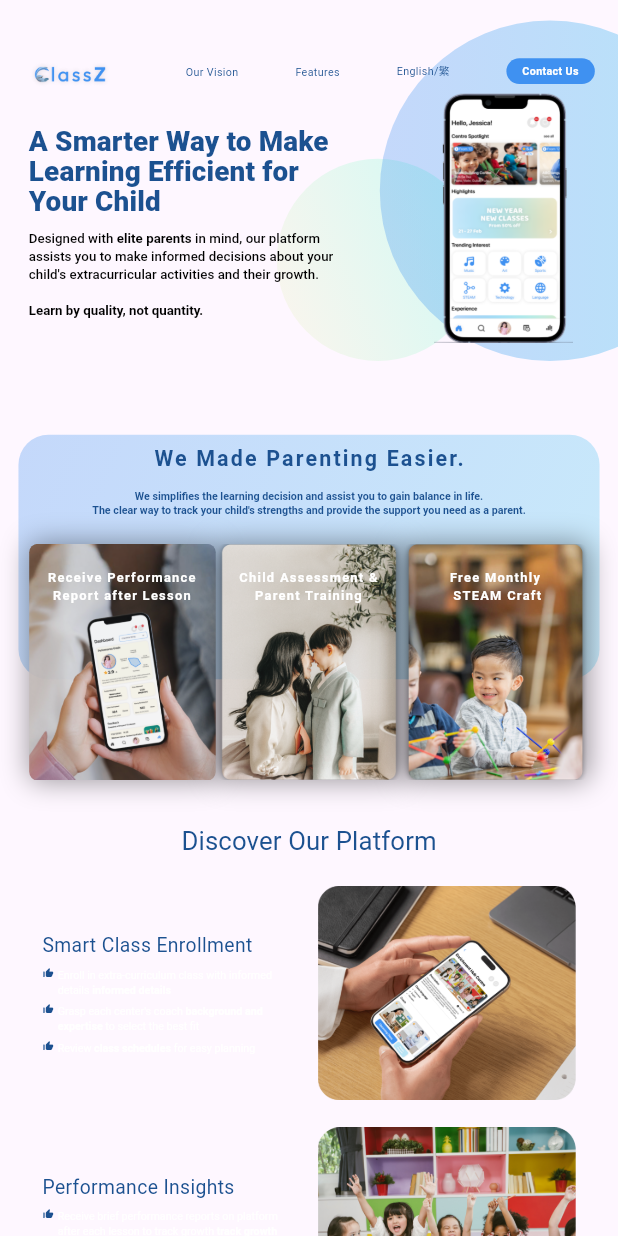
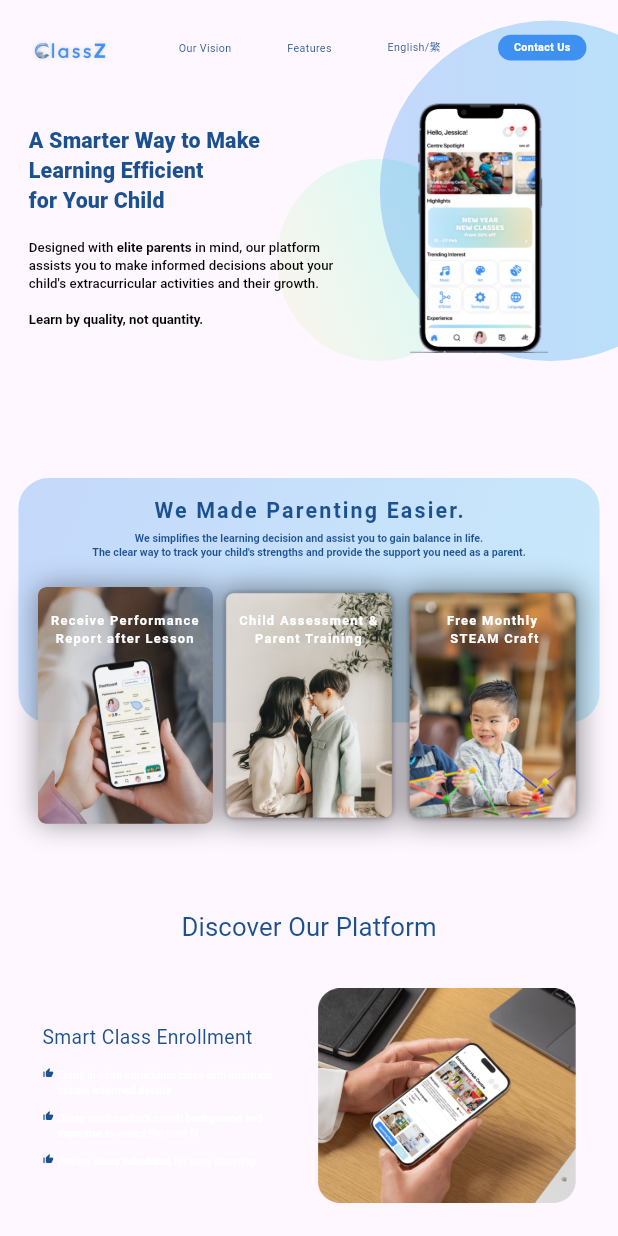
Before and after one commit to classzhkg/classZWebsite, a Flutter app: the screen it shows after launch, on a phone screen of 412 x 824 dp. Run offline on Flutter 3.47's test engine with Material 3 defaults, Android fonts, the phone set to English and light mode, and no system bars; our stand-ins replace flutter_svg; missing offline and left inert: pixel_perfect; project files that could hold a hidden picture were left out.

Commit message:
new update with spacing

```diff
--- a/lib/l10n/intl_en.arb
+++ b/lib/l10n/intl_en.arb
@@ -3,7 +3,7 @@
   "features": "Features",
   "english": "English",
   "contactUs": "Contact Us",
-  "aSmarterWayToMakeLearningEfficientForYourChild": "A Smarter Way to Make Learning Efficient for Your Child",
+  "aSmarterWayToMakeLearningEfficientForYourChild": "A Smarter Way to Make\nLearning Efficient\nfor Your Child",
   "designedWith": "Designed with",
   "eliterPerson":"elite parents",
   "inMindOurPlatformAssistsYouToMakeInformedDecisionsAboutYourChildsExtracurricularActivitiesAndTheirGrowth": "in mind, our platform assists you to make informed decisions about your child's extracurricular activities and their growth.",
--- a/lib/utils/app_utils.dart
+++ b/lib/utils/app_utils.dart
@@ -136,8 +136,14 @@ class SizeConfig {
 extension SizeExtension on num {
   /// Calculate width proportion of screen width
   double get w => (this / FIGMA_DESIGN_WIDTH) * SizeConfig.screenWidth;
-  double get fSize => (this / FIGMA_DESIGN_WIDTH) * SizeConfig.screenWidth;
-double get h => (this / FIGMA_DESIGN_HEIGHT) * SizeConfig.screenHeight;
+
+  double get h => (this / FIGMA_DESIGN_WIDTH) * SizeConfig.screenWidth;
+  double get fSize {
+    double widthFactor = (this / FIGMA_DESIGN_WIDTH) * SizeConfig.screenWidth;
+    double heightFactor = (this / FIGMA_DESIGN_WIDTH) * SizeConfig.screenWidth;
+    return (widthFactor + heightFactor) / 2;
+  }
+
   /// Calculate height proportion of container based on width and aspect ratio
   double proportionalHeight({
     required double originalWidth,
@@ -191,7 +197,7 @@ class ImagePath {
   static const discover1 = "lib/assets/images/discover1.png";
   static const discover2 = "lib/assets/images/discover2.png";
   static const discover3 = "lib/assets/images/discover3.png";
-  static const discover4="lib/assets/images/discover4.png";
+  static const discover4 = "lib/assets/images/discover4.png";
   static const qr = "lib/assets/images/qr.png";
   static const phone1 = "lib/assets/images/anything1.png";
   static const phone2 = "lib/assets/images/anything2.png";
--- a/lib/view/screen/landingPage.dart
+++ b/lib/view/screen/landingPage.dart
@@ -16,6 +16,7 @@ import 'package:classz_web/view/widgets/discoverWidget4_en.dart';
 import 'package:classz_web/view/widgets/disoverWidget4_zh.dart';
 import 'package:flutter/material.dart';
 import 'package:classz_web/view/widgets/customImage.dart';
+import 'package:pixel_perfect/pixel_perfect.dart';
 
 class LandingPage extends StatelessWidget {
   final Function onLanguageChange;
@@ -68,14 +69,11 @@ class LandingPage extends StatelessWidget {
   }
 
   Widget _contact({required GlobalKey key}) {
-    final contactDimensions = OriginalDimension(
-      width: 1440,
-      height: 424,
-    );
+
 //print(contactDimensions.aspectRatio);
     return LayoutBuilder(builder: (context, constraints) {
-      final containerW = constraints.maxWidth;
-      final containerH = containerW / contactDimensions.aspectRatio;
+      final containerW = 1440.w;
+      final containerH = 424.h;
       // print(containerH);
       return Container(
         key: key,
@@ -83,17 +81,17 @@ class LandingPage extends StatelessWidget {
             gradient: LinearGradient(
                 begin: Alignment.topCenter,
                 end: Alignment.bottomCenter,
-                colors: [AppColors.rgba761.withOpacity(0.4),
+                colors: [
+              AppColors.rgba761.withOpacity(0.4),
               AppColors.rgba631.withOpacity(0.4)
-
             ])),
         width: containerW,
         height: containerH,
         child: Stack(
           children: [
             Positioned(
-              top: 0.167.relativeToHeight(containerH), // 71/424
-              left: 0.063.relativeToWidth(containerW), // 91/1440
+              top: 71.h, // 71/424
+              left: 97.w, // 91/1440
               bottom: 0,
               right: 0,
               child: Column(
@@ -106,14 +104,16 @@ class LandingPage extends StatelessWidget {
                       height: 54.8 / 40,
                       color: AppColors.rgba28,
                       fontWeight: FontWeight.w700),
-                  Spacer(),
+                  SizedBox(
+                    height: 32.h,
+                  ),
                   Row(
                     crossAxisAlignment: CrossAxisAlignment.end,
                     children: [
                       customImage(
                         imagePath: ImagePath.qr,
-                        height: 0.333.relativeToHeight(containerH), // 141/424
-                        width: 0.098.relativeToWidth(containerW), // 141/1440
+                        height:141.h, // 141/424
+                        width:141.w, // 141/1440
                       ),
                       SizedBox(
                           width:
@@ -139,9 +139,6 @@ class LandingPage extends StatelessWidget {
                       )
                     ],
                   ),
-                  SizedBox(
-                    height: 70.h,
-                  )
                 ],
               ),
             ),
@@ -185,8 +182,9 @@ class LandingPage extends StatelessWidget {
         ),
         customText(
             text: text,
-            font: 30.fSize,
-            height: 35.fSize / 30.fSize,
+            font: 30.w,
+            height: 35.w / 30.w,
+            letterSpacing: .12,
             color: AppColors.rgba28)
       ],
     );
@@ -200,7 +198,8 @@ class LandingPage extends StatelessWidget {
             TextSpan(
               text: "${S.of(context).stayTuned}\n",
               style: TextStyle(
-                  fontSize: 60.fSize,
+                  fontSize: 60.w,
+                  letterSpacing: 0.1,
                   color: AppColors.rgba28,
                   fontWeight: FontWeight.w700),
             ),
@@ -208,8 +207,9 @@ class LandingPage extends StatelessWidget {
               text: S.of(context).toBeLaunchedInLate2025,
               style: TextStyle(
                   color: AppColors.rgba28,
-                  fontSize: 60.fSize,
-                  height: 1.5,
+                  fontSize: 60.w,
+                  letterSpacing: 0.1,
+                  height: 1,
                   fontWeight: FontWeight.w700),
             )
           ])),
@@ -233,19 +233,19 @@ class LandingPage extends StatelessWidget {
               letterSpacing: 0.1),
         ),
         SizedBox(
-          height: 125.h,
+          height: 100.h,
         ),
         _discoverWidget1(context: context, local: local),
         SizedBox(
-          height: 125.h,
+          height: 100.h,
         ),
         _discoverWidget2(context: context, local: local),
         SizedBox(
-          height: 125.h,
+          height: 100.h,
         ),
         _discoverWidget3(context: context, local: local),
         SizedBox(
-          height: 125.h,
+          height: 100.h,
         ),
         _discoverWidget4(context: context, local: local),
       ],
@@ -413,62 +413,37 @@ class LandingPage extends StatelessWidget {
   }
 
   Widget _allfont({required BuildContext context, required Locale local}) {
-    final contactDimensions = OriginalDimension(
-      width: 1440,
-      height: 911,
-    );
-
-    final containerW = SizeConfig.screenWidth;
-    final containerH = containerW / contactDimensions.aspectRatio;
     return SizedBox(
-      width: containerW,
-      height: containerH,
+      width: 1441.w,
+      height: 911.h,
       child: Stack(
         children: [
+          Positioned(top: 370.h, left: 645.w, child: _smallCircle()),
+          Positioned(top: 48.h, left: 885.w, child: _bigCircle()),
           Positioned(
-              top: (370 / 911).relativeToHeight(containerH),
-              left: 645.w,
-              child: _smallCircle()),
+              left: 28.w, top: 22.h, child: _headerSection(context: context)),
           Positioned(
-              top: (48 / 911).relativeToHeight(containerH),
-              left: 885.w,
-              child: _bigCircle()),
-          Positioned(
-              left: 28.w,
-              right: 54.w,
-              top: 22,
-              child: _headerSection(context: context)),
-          Positioned(
-              top: (292 / 911).relativeToHeight(containerH),
+              top: 292.h,
               left: 67.w,
               child: _openingText(context: context, local: local)),
           Positioned(
-              top: (202 / 911).relativeToHeight(containerH),
-              right: 105.w,
+              top: 224.h,
+              right: 162.13.w,
               child: customImage(
-                  imagePath: ImagePath.iphone,
-                  height: (598 / 911).relativeToHeight(containerH),
-                  width: 323.w))
+                  imagePath: ImagePath.iphone, height: 598.h, width: 323.w))
         ],
       ),
     );
   }
 
   Widget _headerSection({required BuildContext context}) {
-    final contactDimensions = OriginalDimension(
-      width: 272,
-      height: 180,
-    );
-
-    final containerW = 272.w;
-    final containerH = containerW / contactDimensions.aspectRatio;
     return Row(
       mainAxisAlignment: MainAxisAlignment.spaceBetween,
       children: [
-        customImage(
-            imagePath: ImagePath.logo,
-            height: (178 / 180).relativeToHeight(containerH),
-            width: 272.w),
+        customImage(imagePath: ImagePath.logo, height: 178.h, width: 272.w),
+        SizedBox(
+          width: 116.w,
+        ),
         InkWell(
             onTap: () {
               scrollToTarget(_visionKey);
@@ -477,6 +452,9 @@ class LandingPage extends StatelessWidget {
                 text: S.of(context).ourVision,
                 font: 25.fSize,
                 color: AppColors.rgba28)),
+        SizedBox(
+          width: 130.w,
+        ),
         InkWell(
             onTap: () {
               scrollToTarget(_discoverKey);
@@ -485,12 +463,18 @@ class LandingPage extends StatelessWidget {
                 text: S.of(context).features,
                 font: 25.fSize,
                 color: AppColors.rgba28)),
+        SizedBox(
+          width: 130.w,
+        ),
         InkWell(
             onTap: () {
               onLanguageChange();
             },
             child: customText(
                 text: "English/繁", font: 25.fSize, color: AppColors.rgba28)),
+        SizedBox(
+          width: 134.w,
+        ),
         InkWell(
             onTap: () {
               scrollToTarget(_contactKey);
@@ -501,16 +485,9 @@ class LandingPage extends StatelessWidget {
   }
 
   Widget _contactUs({required BuildContext context}) {
-    final contactDimensions = OriginalDimension(
-      width: 206,
-      height: 60,
-    );
-
-    final containerW = 206.w;
-    final containerH = containerW / contactDimensions.aspectRatio;
     return Container(
-      width: containerW,
-      height: containerH,
+      width: 206.w,
+      height: 60.h,
       decoration: BoxDecoration(
           color: AppColors.rgba631, borderRadius: BorderRadius.circular(50)),
       child: Center(
@@ -529,9 +506,8 @@ class LandingPage extends StatelessWidget {
       children: [
         Container(
           padding: EdgeInsets.zero,
-
           width: 728.w,
-          //height: 700,
+          // height: 509.h,
           child: Column(
             crossAxisAlignment: CrossAxisAlignment.start,
             children: [
@@ -539,22 +515,17 @@ class LandingPage extends StatelessWidget {
                 text: S
                     .of(context)
                     .aSmarterWayToMakeLearningEfficientForYourChild,
-                font: 65.fSize,
+                font: 50.w,
                 fontWeight: FontWeight.w800, // Font weight 800 (Bold)
                 color: AppColors.rgba28, // Text color (black)
-                letterSpacing:
-                    0.1, // Letter spacing in pixels (0.1em as per your design)
-                //   wordSpacing: 2.0, // Word spacing in pixels
-                height:
-                    1.1, // Line height factor, controlling spacing between lines
-                textAlign: TextAlign.left, // Align text to the left
-                overflow:
-                    TextOverflow.ellipsis, // Handle overflow with ellipsis
-                maxLines:
-                    3, // Limit text to 3 lines to prevent overflow beyond this
+                letterSpacing: 0.1,
+                height: 68.5.w / 50.w,
+                textAlign: TextAlign.left,
+                overflow: TextOverflow.ellipsis,
+                maxLines: 3,
               ),
               SizedBox(
-                height: 60.h,
+                height: 50.h,
               ),
               local.languageCode == "en"
                   ? designedWithEliteEn(context: context)
@@ -613,7 +584,7 @@ class LandingPage extends StatelessWidget {
                     ),
                   ),
                   SizedBox(
-                    height: 95.h,
+                    height: 25.h,
                   ),
                   Center(
                     child: RichText(
@@ -659,24 +630,19 @@ class LandingPage extends StatelessWidget {
               right: 25.w,
               bottom: 0,
               child: Row(
+                mainAxisAlignment: MainAxisAlignment.spaceEvenly,
                 children: [
-                  Expanded(
-                    child: _vidionPicandText(
+                  _vidionPicandText(
                     imagePath: ImagePath.vision1,
                     text: S.of(context).receivePerformanceReportAfterLesson,
                   ),
-                  ),
-                  Expanded(
-                    child: _vidionPicandText(
+                  _vidionPicandText(
                     imagePath: ImagePath.vision2,
                     text: S.of(context).childAssessmentParentTraining,
                   ),
-                  ),
-                  Expanded(
-                    child: _vidionPicandText(
+                  _vidionPicandText(
                     imagePath: ImagePath.vision3,
                     text: S.of(context).freeMonthlySteamCraft,
-                    ),
                   ),
                 ],
               ),
@@ -757,7 +723,7 @@ class LandingPage extends StatelessWidget {
   Widget _bigCircle() {
     return Container(
       width: 793.17.w,
-      height: 793.17.w,
+      height: 793.17.h,
       decoration: BoxDecoration(
           gradient: LinearGradient(
               colors: [AppColors.rgba6303, AppColors.rgba761.withOpacity(0.4)]),
--- a/pubspec.yaml
+++ b/pubspec.yaml
@@ -85,6 +85,8 @@ flutter:
         - asset: lib/assets/fonts/SFPRODISPLAYREGULAR.otf
         - asset: lib/assets/fonts/SFPRODISPLAYBOLD.otf
           weight: 700
+        - asset: lib/assets/fonts/SFPRODISPLAYHEAVY.otf
+          weight: 800
 
   #         style: italic
   #   - family: Trajan Pro
```
Also changed, not shown: lib/assets/fonts/SFPRODISPLAYHEAVY.otf (added), lib/generated/intl/messages_en.dart, lib/generated/l10n.dart. Lines whose indentation alone changed are shown as unchanged.
